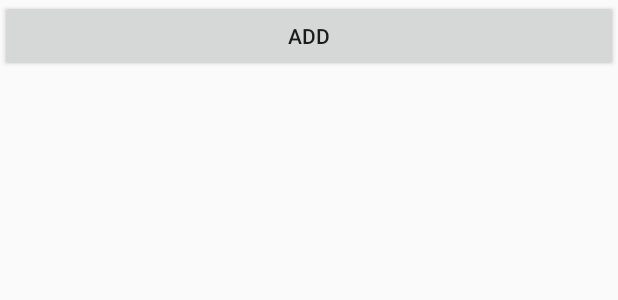
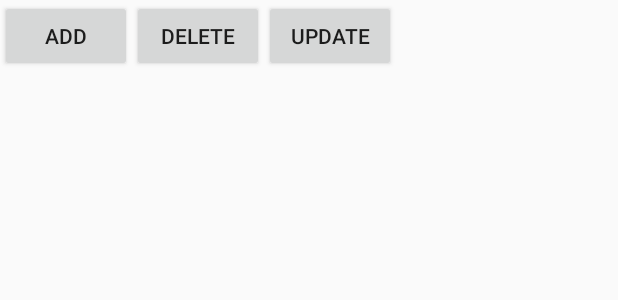
Before and after one commit to lzan13/MLMaterialDesign, an Android app: the layout activity_contentprovider.xml on its own in the app's theme, with its tools: preview values and no code run, on a phone screen of 412 x 824 dp. Shown: the top 300 px of the screen. Run offline under Robolectric (Android 15) with nearby library versions, the phone set to English and light mode, and no system bars.

```diff
--- a/app/src/main/java/net/melove/demo/design/activity/MLBaseActivity.java
+++ b/app/src/main/java/net/melove/demo/design/activity/MLBaseActivity.java
@@ -9,6 +9,8 @@ import net.melove.demo.design.util.MLLog;
  * Created by lzan13 on 2015/12/1.
  */
 public class MLBaseActivity extends AppCompatActivity {
+
+    public MLBaseActivity mActivity;
 
 
     @Override
--- a/app/src/main/java/net/melove/demo/design/contentprovider/MLCPConstants.java
+++ b/app/src/main/java/net/melove/demo/design/contentprovider/MLCPConstants.java
@@ -15,6 +15,7 @@ public class MLCPConstants {
 
 
     // Uri 格式 content://packagename.classname（也就是注册中android:authorities的属性值）
-    public static final Uri URI = Uri.parse("content://net.melove.demo.design.contentprovider");
+    public static final Uri URI_BASE = Uri.parse("content://net.melove.demo.design.contentprovider");
+    public static final Uri URI_USER = Uri.withAppendedPath(URI_BASE, "user");
 
 }
--- a/app/src/main/res/layout/activity_contentprovider.xml
+++ b/app/src/main/res/layout/activity_contentprovider.xml
@@ -4,11 +4,29 @@
     android:layout_height="match_parent"
     android:orientation="vertical">
 
-    <Button
-        android:id="@+id/ml_btn_add"
+    <LinearLayout
         android:layout_width="match_parent"
-        android:layout_height="wrap_content"
-        android:text="Add" />
+        android:layout_height="wrap_content">
+
+        <Button
+            android:id="@+id/ml_btn_add"
+            android:layout_width="wrap_content"
+            android:layout_height="wrap_content"
+            android:text="Add" />
+
+        <Button
+            android:id="@+id/ml_btn_delete"
+            android:layout_width="wrap_content"
+            android:layout_height="wrap_content"
+            android:text="Delete" />
+
+        <Button
+            android:id="@+id/ml_btn_update"
+            android:layout_width="wrap_content"
+            android:layout_height="wrap_content"
+            android:text="Update" />
+
+    </LinearLayout>
 
     <ListView
         android:id="@+id/ml_listview"
```
Also changed, not shown: app/src/main/java/net/melove/demo/design/contentprovider/MLCPActivity.java (+58 -13 lines).
